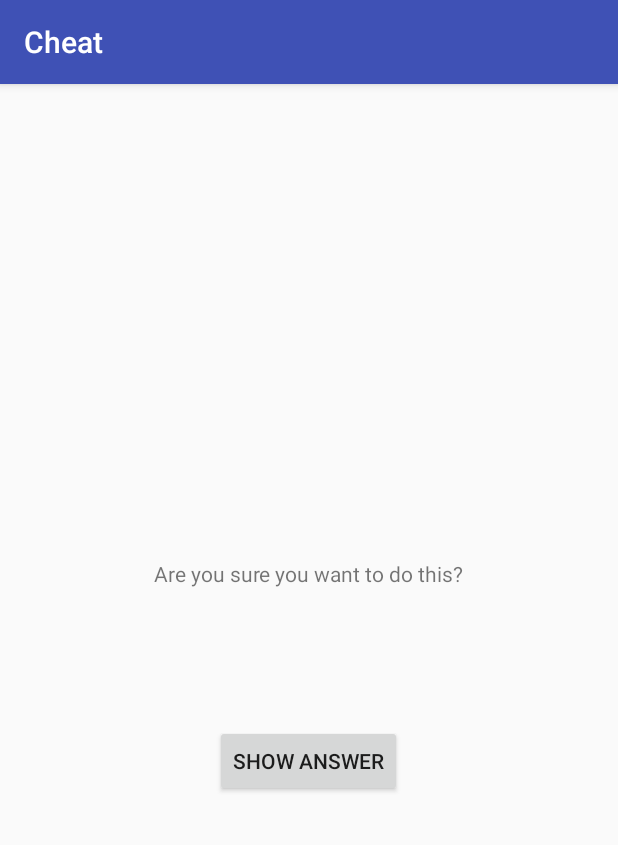
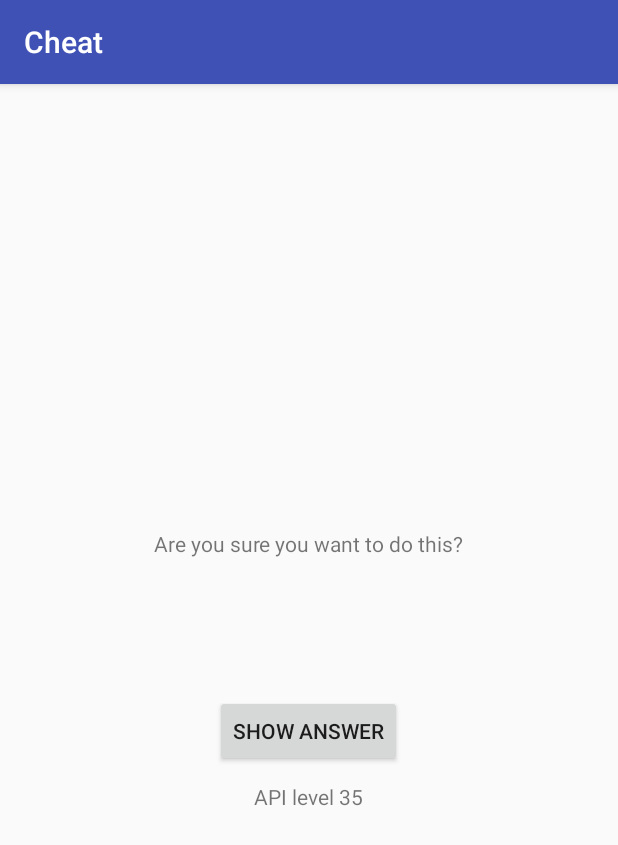
Before and after one commit to meishaoming/trivialcode, an Android app: the screen it shows after launch (CheatActivity), after a tap on "CHEAT!", on a phone screen of 412 x 824 dp. Shown: the top 845 px of the screen. Run offline under Robolectric (Android 15) with nearby library versions, the phone set to English and light mode, and no system bars.

Commit message:
新增：Android编程权威指南（第2版）第六章 挑战

```diff
--- a/android/GeoQuiz/app/src/main/java/com/sammei/geoquiz/CheatActivity.java
+++ b/android/GeoQuiz/app/src/main/java/com/sammei/geoquiz/CheatActivity.java
@@ -21,6 +21,8 @@ public class CheatActivity extends AppCompatActivity {
     private TextView mAnswerTextView;
     private Button mShowAnswer;
 
+    private TextView mBuildVersionTextView;
+
     public static Intent newIntent(Context packageContext, boolean answerIsTrue) {
         Intent i = new Intent(packageContext, CheatActivity.class);
         i.putExtra(EXTRA_ANSWER_IS_TRUE, answerIsTrue);
@@ -39,6 +41,10 @@ public class CheatActivity extends AppCompatActivity {
         mAnswerIsTrue = getIntent().getBooleanExtra(EXTRA_ANSWER_IS_TRUE, false);
 
         mAnswerTextView = (TextView) findViewById(R.id.answer_text_view);
+
+        mBuildVersionTextView = (TextView) findViewById(R.id.build_version_text_view);
+        mBuildVersionTextView.setText("API level " + Build.VERSION.SDK_INT);
+
 
         mShowAnswer = (Button) findViewById(R.id.show_answer_button);
         mShowAnswer.setOnClickListener(new View.OnClickListener() {
--- a/android/GeoQuiz/app/src/main/res/layout/activity_cheat.xml
+++ b/android/GeoQuiz/app/src/main/res/layout/activity_cheat.xml
@@ -27,4 +27,11 @@
         android:layout_height="wrap_content"
         android:text="@string/show_answer_button"/>
 
+    <TextView
+        android:id="@+id/build_version_text_view"
+        android:layout_width="wrap_content"
+        android:layout_height="wrap_content"
+        android:padding="10dp"
+        tools:text="build version"/>
+
 </LinearLayout>
```
